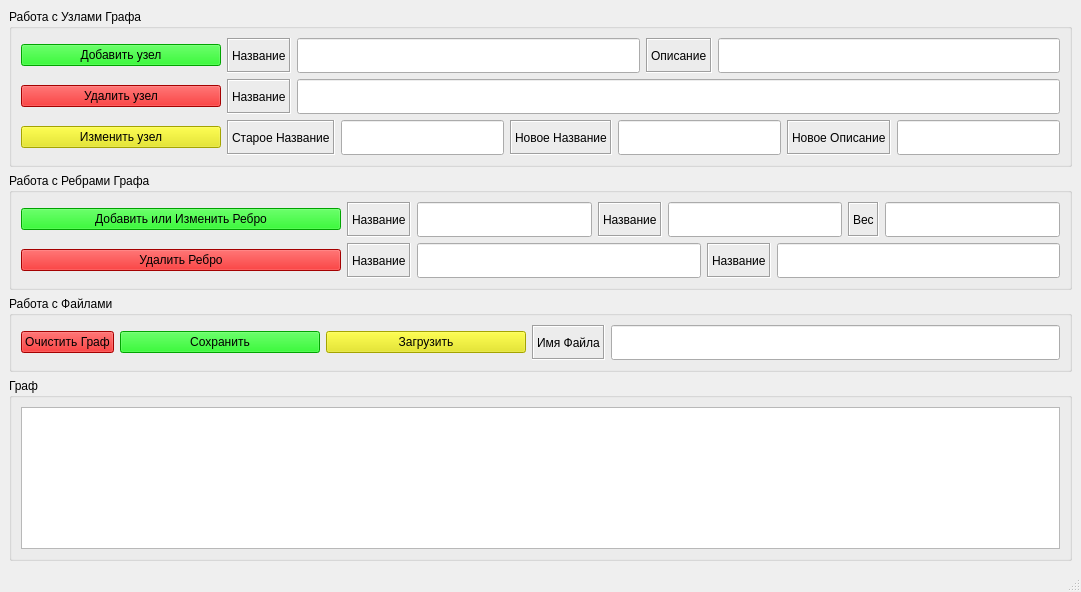
The window that mainwindow.ui (TheTiNi17/Graph1722) describes before a commit, drawn with Qt 5.
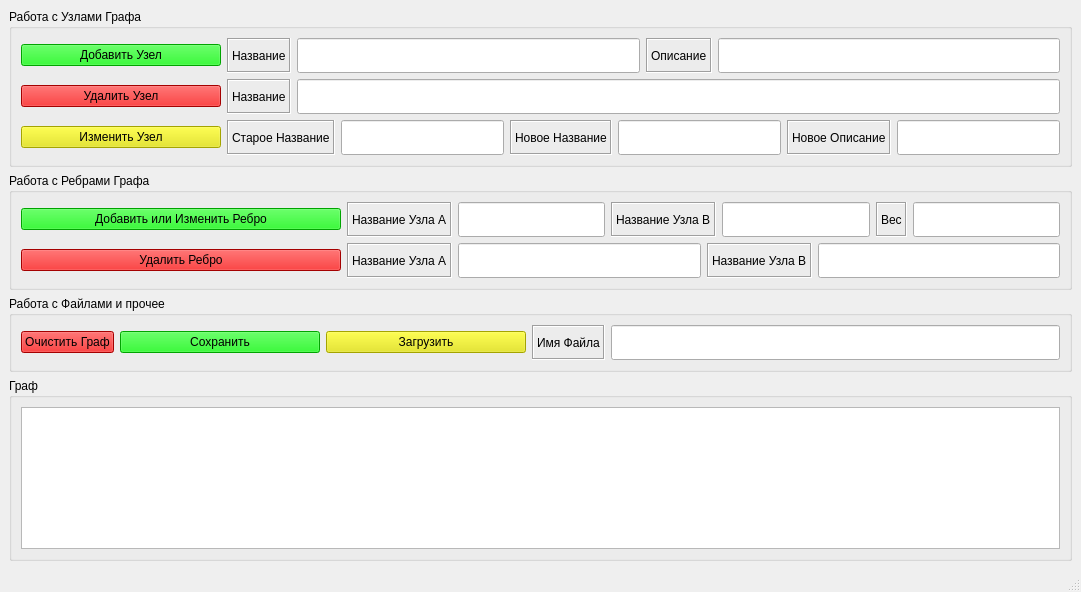
The same window after the commit.

The edit to the form file:
```diff
--- a/mainwindow.ui
+++ b/mainwindow.ui
@@ -66,7 +66,7 @@
 }</string>
              </property>
              <property name="text">
-              <string>Добавить узел</string>
+              <string>Добавить Узел</string>
              </property>
             </widget>
            </item>
@@ -158,7 +158,7 @@
 }</string>
              </property>
              <property name="text">
-              <string>Удалить узел</string>
+              <string>Удалить Узел</string>
              </property>
             </widget>
            </item>
@@ -215,7 +215,7 @@
 }</string>
              </property>
              <property name="text">
-              <string>Изменить узел</string>
+              <string>Изменить Узел</string>
              </property>
             </widget>
            </item>
@@ -356,7 +356,7 @@
               <enum>QFrame::Sunken</enum>
              </property>
              <property name="text">
-              <string>Название</string>
+              <string>Название Узла А</string>
              </property>
             </widget>
            </item>
@@ -388,7 +388,7 @@
               <enum>QFrame::Sunken</enum>
              </property>
              <property name="text">
-              <string>Название</string>
+              <string>Название Узла B</string>
              </property>
             </widget>
            </item>
@@ -462,7 +462,7 @@
               <enum>QFrame::Sunken</enum>
              </property>
              <property name="text">
-              <string>Название</string>
+              <string>Название Узла А</string>
              </property>
             </widget>
            </item>
@@ -491,7 +491,7 @@
               <enum>QFrame::Sunken</enum>
              </property>
              <property name="text">
-              <string>Название</string>
+              <string>Название Узла В</string>
              </property>
             </widget>
            </item>
@@ -515,7 +515,7 @@
     <item>
      <widget class="QGroupBox" name="groupBox_3">
       <property name="title">
-       <string>Работа с Файлами</string>
+       <string>Работа с Файлами и прочее</string>
       </property>
       <layout class="QHBoxLayout" name="horizontalLayout_9">
        <item>
```
Left out of the diff: 2 changed lines with no effect on the pictures.
